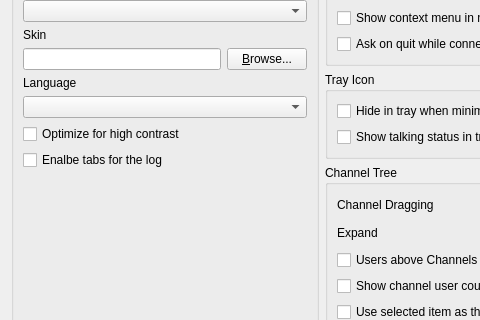
First picture: the form in src/mumble/LookConfig.ui, repository frmimue/mumble, before the edit; both pictures show x 0 to 480 and y 147 to 467 of the 644 by 611 pixel window.
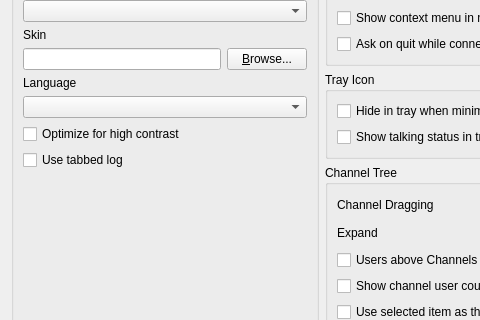
Second picture: the form after the edit. Icons and pictures are not drawn.

```diff
--- a/src/mumble/LookConfig.ui
+++ b/src/mumble/LookConfig.ui
@@ -97,7 +97,7 @@
          <string>Adds tabs to the log section, for different communication channels</string>
         </property>
         <property name="text">
-         <string>Enalbe tabs for the log</string>
+         <string>Use tabbed log</string>
         </property>
        </widget>
       </item>
```
Left out of the diff: 2 changed lines with no effect on the pictures.
